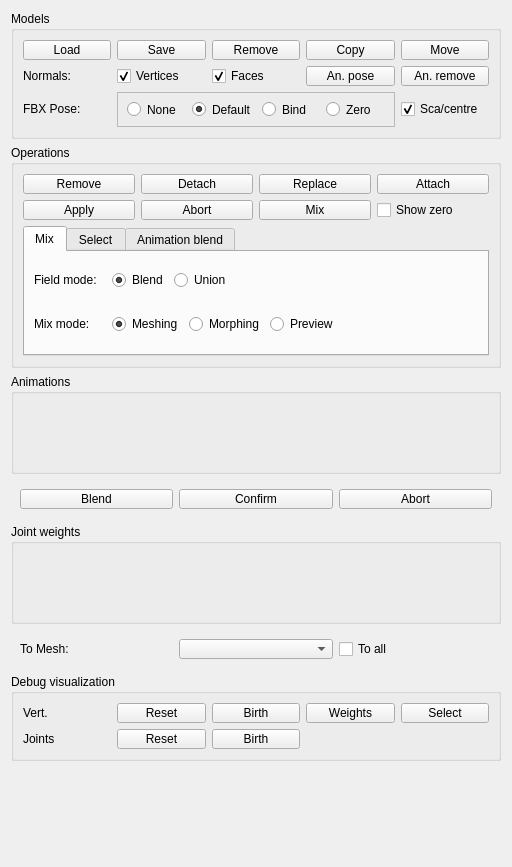
This is widgets/skinmixer_manager.ui in stefanonuvoli/skinmixer as Qt 5 draws it before an edit. The edited form follows.
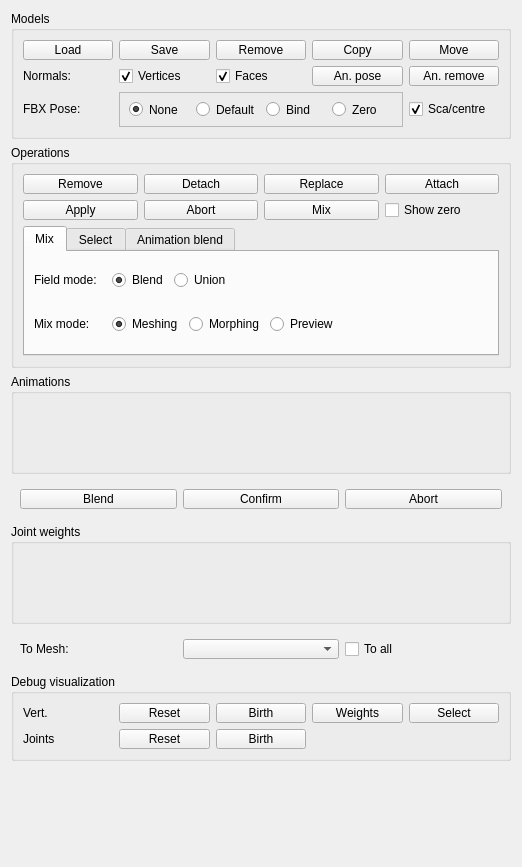
This is the edited form.

What changed in the file:
```diff
--- a/widgets/skinmixer_manager.ui
+++ b/widgets/skinmixer_manager.ui
@@ -6,7 +6,7 @@
    <rect>
     <x>0</x>
     <y>0</y>
-    <width>512</width>
+    <width>522</width>
     <height>867</height>
    </rect>
   </property>
@@ -81,6 +81,9 @@
            <property name="text">
             <string>None</string>
            </property>
+           <property name="checked">
+            <bool>true</bool>
+           </property>
           </widget>
          </item>
          <item>
@@ -89,7 +92,7 @@
             <string>Default</string>
            </property>
            <property name="checked">
-            <bool>true</bool>
+            <bool>false</bool>
            </property>
           </widget>
          </item>
```
